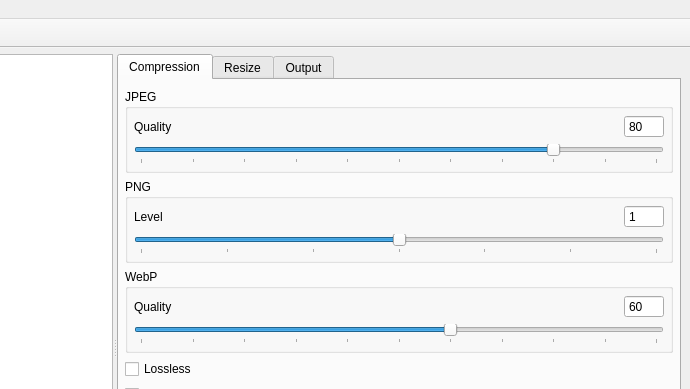
Lymphatus/caesium-image-compressor, file views/MainWindow.ui: the form before one commit; both pictures show x 582 to 1272 and y 0 to 389 of the 1272 by 864 pixel window.
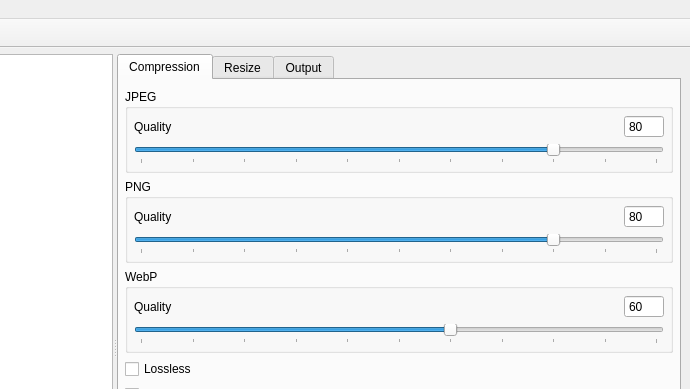
The form after the commit. Icons and pictures are not drawn. Custom widgets are drawn as their Qt base class.

Commit message: PNG quality

What changed in the file:
```diff
--- a/views/MainWindow.ui
+++ b/views/MainWindow.ui
@@ -327,6 +327,25 @@
                   <property name="spacing">
                    <number>6</number>
                   </property>
+                  <item row="0" column="2">
+                   <widget class="QSpinBox" name="PNGQuality_SpinBox">
+                    <property name="minimumSize">
+                     <size>
+                      <width>40</width>
+                      <height>0</height>
+                     </size>
+                    </property>
+                    <property name="buttonSymbols">
+                     <enum>QAbstractSpinBox::NoButtons</enum>
+                    </property>
+                    <property name="maximum">
+                     <number>100</number>
+                    </property>
+                    <property name="value">
+                     <number>80</number>
+                    </property>
+                   </widget>
+                  </item>
                   <item row="0" column="1">
                    <spacer name="horizontalSpacer_4">
                     <property name="orientation">
@@ -340,19 +359,20 @@
                     </property>
                    </spacer>
                   </item>
+                  <item row="0" column="0">
+                   <widget class="QLabel" name="PNGQuality_Label">
+                    <property name="text">
+                     <string>Quality</string>
+                    </property>
+                   </widget>
+                  </item>
                   <item row="1" column="0" colspan="3">
-                   <widget class="QSlider" name="PNGLevel_Slider">
-                    <property name="minimum">
-                     <number>1</number>
-                    </property>
+                   <widget class="QSlider" name="PNGQuality_Slider">
                     <property name="maximum">
-                     <number>7</number>
-                    </property>
-                    <property name="pageStep">
-                     <number>1</number>
+                     <number>100</number>
                     </property>
                     <property name="value">
-                     <number>4</number>
+                     <number>80</number>
                     </property>
                     <property name="orientation">
                      <enum>Qt::Horizontal</enum>
@@ -361,33 +381,7 @@
                      <enum>QSlider::TicksBelow</enum>
                     </property>
                     <property name="tickInterval">
-                     <number>1</number>
-                    </property>
-                   </widget>
-                  </item>
-                  <item row="0" column="2">
-                   <widget class="QSpinBox" name="PNGLevel_SpinBox">
-                    <property name="minimumSize">
-                     <size>
-                      <width>40</width>
-                      <height>0</height>
-                     </size>
-                    </property>
-                    <property name="buttonSymbols">
-                     <enum>QAbstractSpinBox::NoButtons</enum>
-                    </property>
-                    <property name="minimum">
-                     <number>1</number>
-                    </property>
-                    <property name="maximum">
-                     <number>7</number>
-                    </property>
-                   </widget>
-                  </item>
-                  <item row="0" column="0">
-                   <widget class="QLabel" name="PNGLevel_Label">
-                    <property name="text">
-                     <string>Level</string>
+                     <number>10</number>
                     </property>
                    </widget>
                   </item>
```
Left out of the diff: 64 changed lines with no effect on the pictures. The commit also changes 13 other files.
